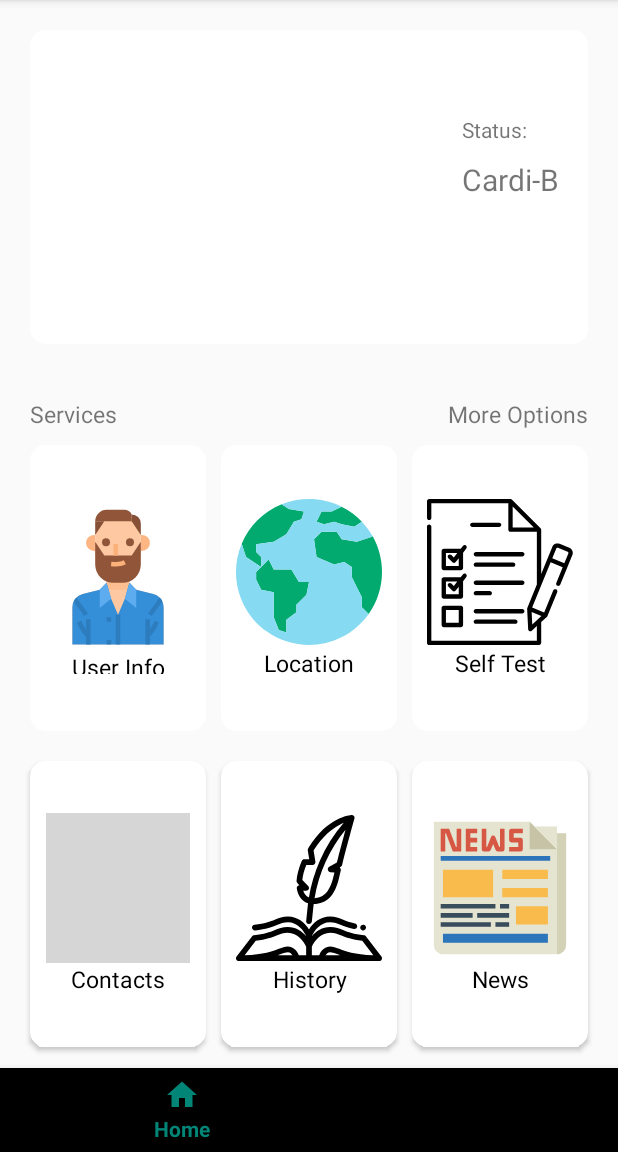
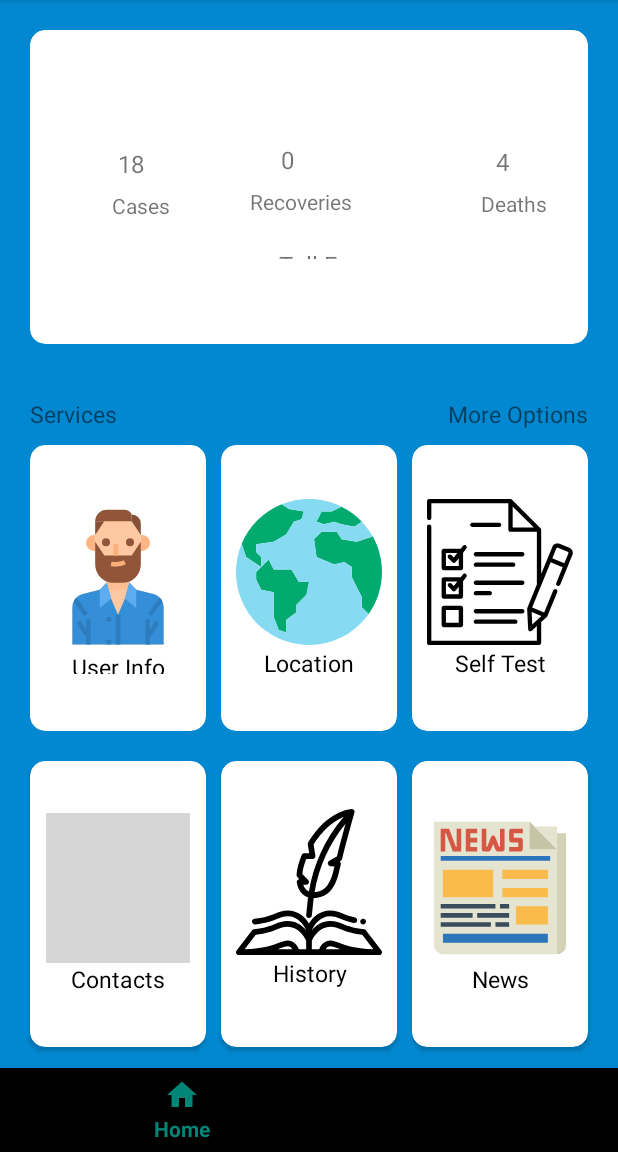
Before and after one commit to sevenreup/health-covid-android, an Android app: the HomeFragment screen opened directly, with no data from a screen before it, on a phone screen of 412 x 824 dp, the part 84-1236 px from its top. Run offline under Robolectric (Android 15) with nearby library versions, the phone set to English and light mode, and no system bars; grey boxes are pictures that could not be loaded.

Commit message:
colors lol

```diff
--- a/app/src/main/res/layout/fragment_home.xml
+++ b/app/src/main/res/layout/fragment_home.xml
@@ -3,6 +3,7 @@
     xmlns:tools="http://schemas.android.com/tools"
     android:layout_width="match_parent"
     android:layout_height="match_parent"
+    android:background="@color/primary_dark"
     xmlns:app="http://schemas.android.com/apk/res-auto"
     tools:context="ui.HomeFragment">
 
@@ -41,37 +42,107 @@
                       android:textSize="20sp" />
 
                   <TextView
-                      android:id="@+id/bal"
+                      android:id="@+id/deathNumber"
+                      android:layout_width="34dp"
+                      android:layout_height="wrap_content"
+                      android:layout_below="@+id/userName"
+                      android:layout_alignParentEnd="true"
+                      android:layout_alignParentRight="true"
+                      android:layout_marginTop="34dp"
+                      android:layout_marginEnd="12dp"
+                      android:layout_marginRight="12dp"
+                      android:text="4"
+                      android:textSize="16sp" />
+
+                  <TextView
+                      android:id="@+id/death"
                       android:layout_width="wrap_content"
                       android:layout_height="wrap_content"
                       android:layout_below="@+id/userName"
                       android:layout_alignParentEnd="true"
-                      android:layout_marginTop="14dp"
-                      android:layout_marginEnd="25dp"
-                      android:text="Status:"
                       android:layout_alignParentRight="true"
-                      android:layout_marginRight="25dp" />
-
-                  <TextView
-                      android:id="@+id/bal_amount"
-                      android:layout_width="wrap_content"
-                      android:layout_height="wrap_content"
-                      android:layout_below="@+id/bal"
-                      android:layout_alignParentEnd="true"
-                      android:layout_marginTop="10dp"
-                      android:layout_marginEnd="4dp"
-                      android:text="Cardi-B"
-                      android:textSize="20sp"
-                      android:layout_alignParentRight="true"
-                      android:layout_marginRight="4dp" />
+                      android:layout_marginTop="63dp"
+                      android:layout_marginEnd="12dp"
+                      android:layout_marginRight="12dp"
+                      android:text="Deaths"
+                      android:textSize="14sp" />
 
                   <TextView
                       android:id="@+id/userNumber"
                       android:layout_width="wrap_content"
                       android:layout_height="wrap_content"
-                      android:layout_below="@+id/bal_amount"
-                      android:textSize="20sp" />
+                      android:layout_below="@+id/death"
+                      android:layout_alignParentEnd="true"
+                      android:layout_alignParentRight="true"
+                      android:layout_marginTop="20dp"
+                      android:layout_marginEnd="110dp"
+                      android:layout_marginRight="110dp"
+                      android:text="0994476292"
+                      android:textSize="16sp" />
 
+                  <TextView
+                      android:id="@+id/recovery"
+                      android:layout_width="wrap_content"
+                      android:layout_height="wrap_content"
+                      android:layout_above="@+id/userNumber"
+                      android:layout_marginStart="53dp"
+                      android:layout_marginLeft="53dp"
+                      android:layout_marginBottom="1dp"
+                      android:layout_toEndOf="@+id/caseView"
+                      android:layout_toRightOf="@+id/caseView"
+                      android:text="Recoveries" />
+
+                  <TextView
+                      android:id="@+id/caseView"
+                      android:layout_width="wrap_content"
+                      android:layout_height="wrap_content"
+                      android:layout_above="@+id/userNumber"
+                      android:layout_alignParentStart="true"
+                      android:layout_alignParentLeft="true"
+                      android:layout_marginStart="39dp"
+                      android:layout_marginLeft="39dp"
+                      android:layout_marginBottom="-1dp"
+                      android:text="Cases" />
+
+                  <TextView
+                      android:id="@+id/recoveryNumber"
+                      android:layout_width="37dp"
+                      android:layout_height="wrap_content"
+                      android:layout_above="@+id/recovery"
+                      android:layout_marginStart="77dp"
+                      android:layout_marginLeft="77dp"
+                      android:layout_marginBottom="7dp"
+                      android:layout_toEndOf="@+id/caseNumber"
+                      android:layout_toRightOf="@+id/caseNumber"
+                      android:text=" 0"
+                      android:textSize="16sp" />
+
+                  <TextView
+                      android:id="@+id/caseNumber"
+                      android:layout_width="27dp"
+                      android:layout_height="wrap_content"
+                      android:layout_above="@+id/caseView"
+                      android:layout_alignParentStart="true"
+                      android:layout_alignParentLeft="true"
+                      android:layout_marginStart="43dp"
+                      android:layout_marginLeft="43dp"
+                      android:layout_marginBottom="7dp"
+                      android:text="18"
+                      android:textSize="16sp" />
+
+                  <TextView
+                      android:id="@+id/textView6"
+                      android:layout_width="wrap_content"
+                      android:layout_height="wrap_content"
+                      android:layout_below="@+id/caseView"
+                      android:layout_marginTop="20dp"
+                      android:layout_marginEnd="15dp"
+                      android:layout_marginRight="15dp"
+                      android:layout_marginBottom="41dp"
+                      android:layout_toStartOf="@+id/userNumber"
+                      android:layout_toLeftOf="@+id/userNumber"
+                      android:text="Toll Free:"
+                      android:textSize="16sp" />
 
 
               </RelativeLayout>
@@ -156,6 +227,7 @@
            </androidx.cardview.widget.CardView>
            <androidx.cardview.widget.CardView
                android:layout_width="0dp"
+
                android:layout_height="0dp"
                android:layout_rowWeight="1"
              android:layout_marginBottom="10dp"
@@ -278,24 +350,25 @@
 
                <LinearLayout
                    android:layout_width="wrap_content"
-                   android:layout_height="wrap_content"
-                   android:orientation="vertical"
+                   android:layout_height="129dp"
+                   android:layout_gravity="center_horizontal|center_vertical"
                    android:layout_margin="10dp"
-                   android:layout_gravity="center_horizontal|center_vertical">
+                   android:orientation="vertical">
 
                    <ImageView
                        android:layout_width="wrap_content"
                        android:layout_height="100dp"
                        android:layout_gravity="center_horizontal"
-                       android:src="@drawable/ic_history"/>
+                       android:src="@drawable/ic_history" />
+
                    <TextView
                        android:layout_width="96dp"
                        android:layout_height="wrap_content"
+                       android:layout_gravity="center_horizontal"
+                       android:text="History"
                        android:textAlignment="center"
-                       android:textSize="15sp"
-                       android:text="History"
                        android:textColor="#000000"
-                       android:layout_gravity="center_horizontal" />
+                       android:textSize="15sp" />
 
                </LinearLayout>
 
--- a/app/src/main/res/values/colors.xml
+++ b/app/src/main/res/values/colors.xml
@@ -3,4 +3,12 @@
     <color name="colorPrimary">#008577</color>
     <color name="colorPrimaryDark">#00574B</color>
     <color name="colorAccent">#D81B60</color>
+    <color name="primary">#03A9F4</color>
+    <color name="primary_dark">#0288D1</color>
+    <color name="primary_light">#B3E5FC</color>
+    <color name="accent">#E040FB</color>
+    <color name="primary_text">#212121</color>
+    <color name="secondary_text">#757575</color>
+    <color name="icons">#FFFFFF</color>
+    <color name="divider">#BDBDBD</color>
 </resources>
```
